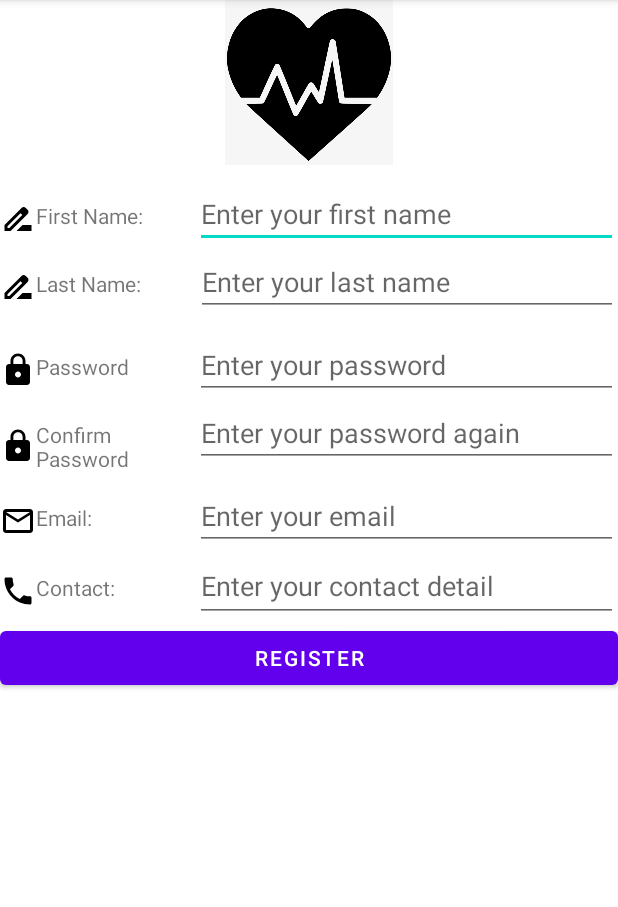
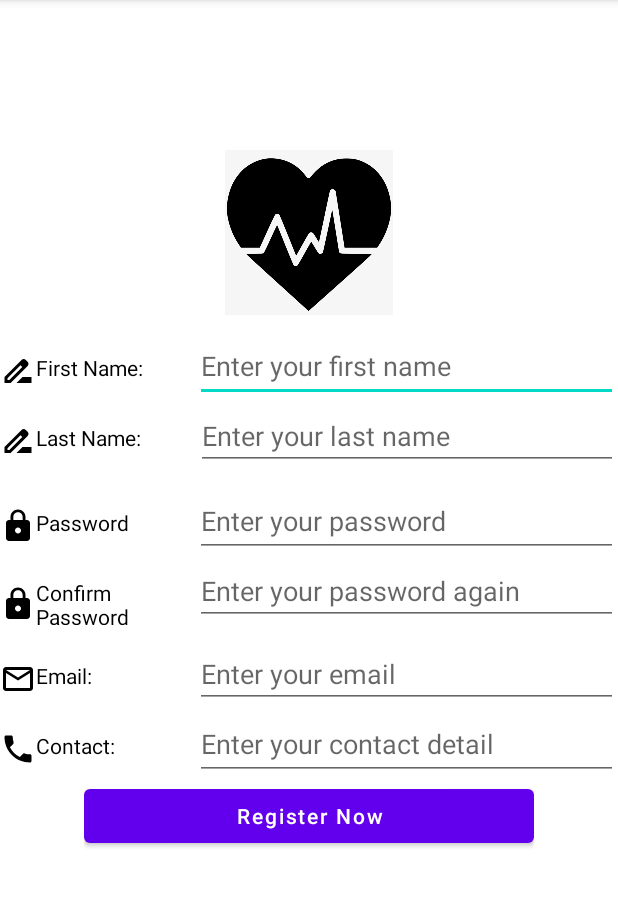
Before and after one commit to TariniPriya/FYPFYFirstDraft, an Android app: the Register screen opened directly, with no data from a screen before it, on a phone screen of 412 x 824 dp, the part 84-991 px from its top. Run offline under Robolectric (Android 15) with nearby library versions, the phone set to English and light mode, and no system bars.

Commit message:
Commit files

```diff
--- a/app/src/main/res/layout/activity_register.xml
+++ b/app/src/main/res/layout/activity_register.xml
@@ -9,6 +9,7 @@
     <LinearLayout
         android:layout_width="match_parent"
         android:layout_height="match_parent"
+        android:paddingTop="100dp"
         android:orientation="vertical">
 
         <LinearLayout
@@ -36,6 +37,7 @@
                 android:layout_height="wrap_content"
                 android:layout_weight="1"
                 android:drawableStart="@drawable/write"
+                android:textColor="#000"
                 android:text="First Name:" />
 
             <EditText
@@ -44,8 +46,9 @@
                 android:layout_height="wrap_content"
                 android:layout_weight="1"
                 android:ems="10"
+                android:hint="Enter your first name"
                 android:inputType="textPersonName"
-                android:hint="Enter your first name" />
+                android:minHeight="48dp" />
 
         </LinearLayout>
 
@@ -60,6 +63,7 @@
                 android:layout_height="wrap_content"
                 android:layout_weight="1"
                 android:drawableStart="@drawable/write"
+                android:textColor="#000"
                 android:text="Last Name:" />
 
             <EditText
@@ -87,6 +91,7 @@
                 android:layout_weight="1"
 
                 android:drawableStart="@drawable/password"
+                android:textColor="#000"
                 android:text="Password" />
 
             <EditText
@@ -94,9 +99,10 @@
                 android:layout_width="wrap_content"
                 android:layout_height="wrap_content"
                 android:layout_weight="1"
+                android:ems="10"
+                android:hint="Enter your password"
                 android:inputType="textPassword"
-                android:ems="10"
-                android:hint="Enter your password" />
+                android:minHeight="48dp" />
 
         </LinearLayout>
 
@@ -111,6 +117,7 @@
                 android:layout_height="wrap_content"
                 android:layout_weight="1"
                 android:drawableStart="@drawable/password"
+                android:textColor="#000"
                 android:text="Confirm Password" />
 
             <EditText
@@ -119,8 +126,9 @@
                 android:layout_height="wrap_content"
                 android:layout_weight="1"
                 android:ems="10"
+                android:hint="Enter your password again"
                 android:inputType="textPassword"
-                android:hint="Enter your password again" />
+                tools:ignore="TouchTargetSizeCheck" />
 
         </LinearLayout>
 
@@ -136,6 +144,7 @@
                 android:layout_height="wrap_content"
                 android:layout_weight="1"
                 android:drawableStart="@drawable/email"
+                android:textColor="#000"
                 android:text="Email:" />
 
             <EditText
@@ -163,6 +172,7 @@
                 android:layout_height="wrap_content"
                 android:layout_weight="1"
                 android:drawableStart="@drawable/phone"
+                android:textColor="#000"
                 android:text="Contact:" />
 
             <EditText
@@ -179,8 +189,9 @@
         </LinearLayout>
 
         <LinearLayout
-            android:layout_width="match_parent"
+            android:layout_width="300dp"
             android:layout_height="match_parent"
+            android:layout_gravity="center"
             android:orientation="horizontal">
 
             <Button
@@ -188,7 +199,8 @@
                 android:layout_width="wrap_content"
                 android:layout_height="wrap_content"
                 android:layout_weight="1"
-                android:text="Register" />
+                android:textAllCaps="false"
+                android:text="Register Now" />
 
         </LinearLayout>
 
```
Also changed, not shown: app/src/main/res/layout/activity_login.xml (+24 -5 lines).
